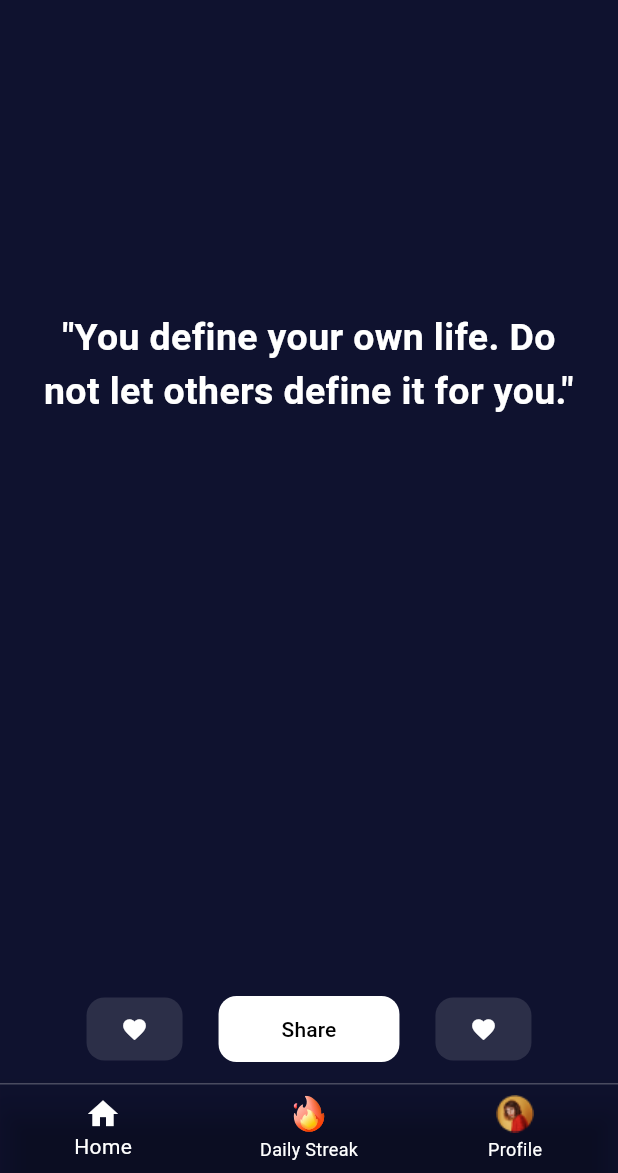
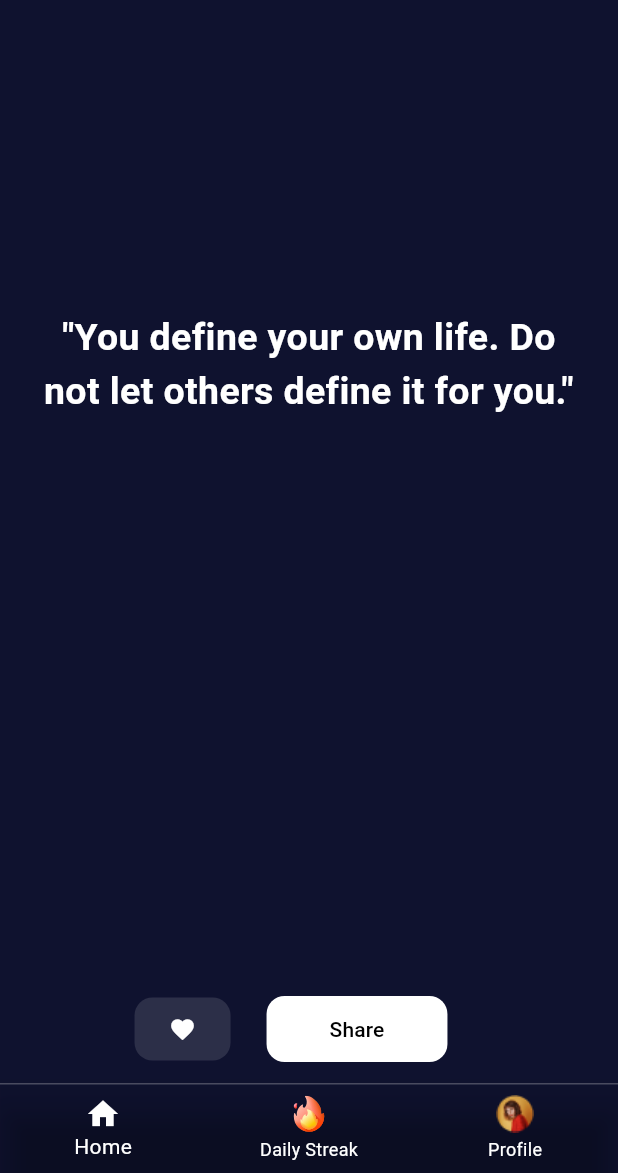
Before and after one commit to AkshayBenny/quotes-app-flutter, a Flutter app: the screen it shows after launch, on a phone screen of 412 x 824 dp, the part 63-1236 px from its top. Run offline on Flutter 3.47's test engine with Material 3 defaults, Android fonts, the phone set to English and light mode, and no system bars; our stand-ins replace flutter_svg, table_calendar; missing offline and left inert: social_share; project files that could hold a hidden picture were left out.

```diff
--- a/lib/widgets/home_screen_main_widget.dart
+++ b/lib/widgets/home_screen_main_widget.dart
@@ -82,15 +82,6 @@ class _HomeScreenMainWidgetState extends State<HomeScreenMainWidget> {
             const SizedBox(
               width: 24,
             ),
-            FilledButton(
-              onPressed: () {},
-              style: FilledButton.styleFrom(
-                  padding: const EdgeInsets.fromLTRB(12, 12, 12, 12),
-                  backgroundColor: Colors.white.withOpacity(0.12),
-                  shape: RoundedRectangleBorder(
-                      borderRadius: BorderRadius.circular(12))),
-              child: const Icon(Icons.favorite),
-            ),
           ],
         ),
       ],
--- a/lib/widgets/table_calenda_widget.dart
+++ b/lib/widgets/table_calenda_widget.dart
@@ -21,6 +21,7 @@ class _TableCalendarWidgetState extends State<TableCalendarWidget> {
   @override
   Widget build(BuildContext context) {
     return TableCalendar(
+      availableGestures: AvailableGestures.none,
       calendarStyle: const CalendarStyle(
         defaultTextStyle: TextStyle(color: Colors.orange),
         weekendTextStyle: TextStyle(color: Colors.red),
```
Also changed, not shown: lib/widgets/table_calendars_widget.dart (+16 -5 lines).
